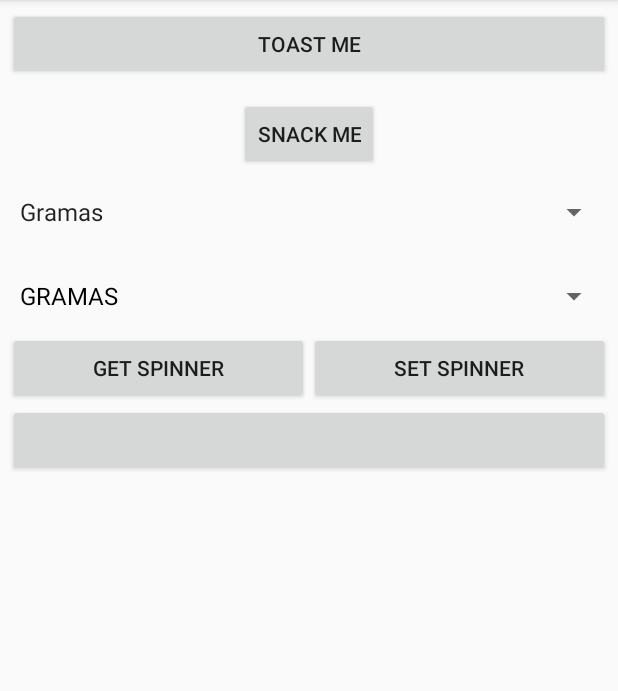
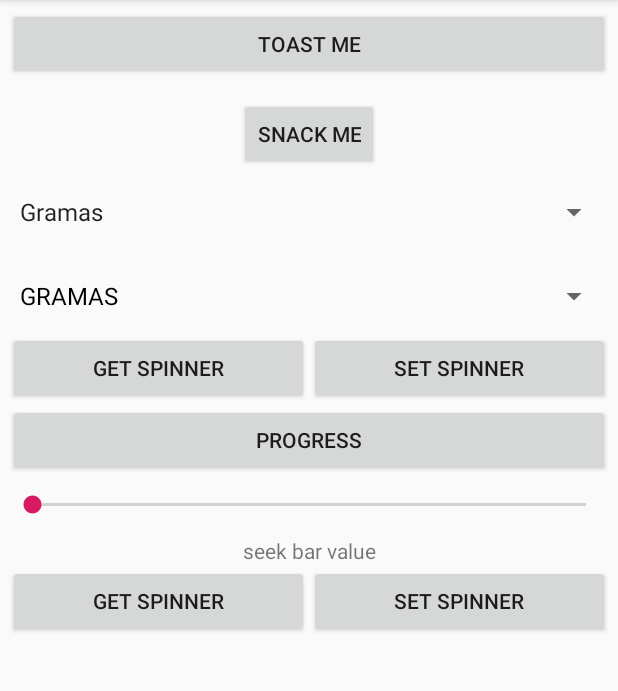
Before and after one commit to pedrvaldir/componentsKotlin, an Android app: the screen it shows after launch (MainActivity), on a phone screen of 412 x 824 dp, the part 84-775 px from its top. Run offline under Robolectric (Android 15) with nearby library versions, the phone set to English and light mode, and no system bars.

Commit message:
create component seekbar

```diff
--- a/app/src/main/java/moviedbcom/valdir/componentes/MainActivity.kt
+++ b/app/src/main/java/moviedbcom/valdir/componentes/MainActivity.kt
@@ -8,14 +8,11 @@ import android.support.design.widget.Snackbar
 import android.support.v4.content.ContextCompat
 import android.view.LayoutInflater
 import android.view.View
-import android.widget.AdapterView
-import android.widget.ArrayAdapter
-import android.widget.TextView
-import android.widget.Toast
+import android.widget.*
 import kotlinx.android.synthetic.main.activity_main.*
 
-class MainActivity : AppCompatActivity(), View.OnClickListener, AdapterView.OnItemSelectedListener {
-
+class MainActivity : AppCompatActivity(), View.OnClickListener, AdapterView.OnItemSelectedListener,
+    SeekBar.OnSeekBarChangeListener {
 
     override fun onCreate(savedInstanceState: Bundle?) {
         super.onCreate(savedInstanceState)
@@ -49,9 +46,9 @@ class MainActivity : AppCompatActivity(), View.OnClickListener, AdapterView.OnIt
             textView.text = "Toast Notification"
 
             toast.show()
-        }else if(id == R.id.buttonSnackMe){
+        } else if (id == R.id.buttonSnackMe) {
             //View ficar em cima da layout constraintLayout
-            val snack  = Snackbar.make(constraintLayout, "Snack bar notification", Snackbar.LENGTH_SHORT)
+            val snack = Snackbar.make(constraintLayout, "Snack bar notification", Snackbar.LENGTH_SHORT)
 
             //  Cor do texto
             snack.view.findViewById<TextView>(android.support.design.R.id.snackbar_text).setTextColor(Color.YELLOW)
@@ -74,13 +71,13 @@ class MainActivity : AppCompatActivity(), View.OnClickListener, AdapterView.OnIt
             snack.show()
 
 
-        }else if(id ==  R.id.buttonGetSpinner){
+        } else if (id == R.id.buttonGetSpinner) {
             //val value = spinnerDynamic.selectedItem.toString()
-            val value  = spinnerDynamic.selectedItemPosition.toString()
+            val value = spinnerDynamic.selectedItemPosition.toString()
             Toast.makeText(this, value, Toast.LENGTH_LONG).show()
-        }else if(id ==  R.id.buttonSetSpinner){
+        } else if (id == R.id.buttonSetSpinner) {
             spinner.setSelection(3)
-        }else if(id == R.id.buttonProgress){
+        } else if (id == R.id.buttonProgress) {
             val progress: ProgressDialog = ProgressDialog(this)
             progress.setTitle("titulo")
             progress.setMessage("mensagem")
@@ -88,6 +85,11 @@ class MainActivity : AppCompatActivity(), View.OnClickListener, AdapterView.OnIt
 
             // progress.hide()
             //progress.dismiss()
+        } else if (id == R.id.buttonGetSeek) {
+             val value =   seekValue.progress.toString()
+            Toast.makeText(this, value, Toast.LENGTH_LONG).show()
+        } else if (id == R.id.buttonSetSeek) {
+            seekValue.progress = 10
         }
     }
 
@@ -96,16 +98,38 @@ class MainActivity : AppCompatActivity(), View.OnClickListener, AdapterView.OnIt
         buttonSnackMe.setOnClickListener(this)
         buttonGetSpinner.setOnClickListener(this)
         buttonSetSpinner.setOnClickListener(this)
+        buttonProgress.setOnClickListener(this)
+        buttonGetSeek.setOnClickListener(this)
+        buttonSetSeek.setOnClickListener(this)
+        spinnerDynamic.onItemSelectedListener = this
 
-        spinnerDynamic.onItemSelectedListener = this
+        seekValue.setOnSeekBarChangeListener(this)
+
     }
 
-    override fun onNothingSelected(parent: AdapterView<*>?) {
-        TODO("not implemented") //To change body of created functions use File | Settings | File Templates.
+    override fun onProgressChanged(seekBar: SeekBar, progress: Int, fromUser: Boolean) {
+        val id = seekBar.id
+        if (id == R.id.seekValue){
+            textSeekValue.text = progress.toString()
+        }
     }
 
-    override fun onItemSelected(parent: AdapterView<*>, view: View?, position: Int, id: Long) {
-        val value: String = parent.getItemAtPosition(position).toString()
-        Toast.makeText(this, value, Toast.LENGTH_LONG).show()
+    override fun onStartTrackingTouch(seekBar: SeekBar) {
+    }
+
+    override fun onStopTrackingTouch(seekBar: SeekBar) {
+    }
+
+
+    override fun onNothingSelected(parent: AdapterView<*>) {
+    }
+
+    override fun onItemSelected(parent: AdapterView<*>, view: View, position: Int, id: Long) {
+        val id = view.id
+        if (id == R.id.spinnerDynamic){
+            val value: String = parent.getItemAtPosition(position).toString()
+            Toast.makeText(this, value, Toast.LENGTH_LONG).show()
+        }
+
     }
 }
--- a/app/src/main/res/layout/activity_main.xml
+++ b/app/src/main/res/layout/activity_main.xml
@@ -80,9 +80,58 @@
             android:layout_width="0dp"
             android:layout_weight="1"
             android:layout_height="wrap_content"
-            android:text=""
+            android:text="Progress"
             app:layout_constraintLeft_toLeftOf="parent"
             app:layout_constraintRight_toRightOf="parent"
-        app:layout_constraintTop_toBottomOf="@+id/linearLayoutSpinner"/>
+            app:layout_constraintTop_toBottomOf="@+id/linearLayoutSpinner"/>
+
+    <SeekBar
+            android:id="@+id/seekValue"
+            android:layout_width="0dp"
+             android:layout_height="wrap_content"
+             android:layout_marginTop="10dp"
+             android:max="20"
+             app:layout_constraintTop_toBottomOf="@+id/buttonProgress"
+             app:layout_constraintLeft_toLeftOf="parent"
+             app:layout_constraintRight_toRightOf="parent"/>
+
+    <TextView
+            android:gravity="center"
+            android:id="@+id/textSeekValue"
+            android:layout_width="0dp"
+            android:layout_height="wrap_content"
+            app:layout_constraintLeft_toLeftOf="parent"
+            app:layout_constraintRight_toRightOf="parent"
+            app:layout_constraintTop_toBottomOf="@+id/seekValue"
+            android:layout_marginTop="12dp"
+            app:layout_constraintHorizontal_bias="0.0"
+            android:text="seek bar value"/>
+
+    <LinearLayout
+            android:id="@+id/linearLayoutSeek"
+            android:layout_width="0dp"
+            android:layout_height="wrap_content"
+            android:orientation="horizontal"
+            app:layout_constraintTop_toBottomOf="@+id/textSeekValue"
+            app:layout_constraintStart_toStartOf="parent"
+            app:layout_constraintEnd_toEndOf="parent">
+
+        <Button
+                android:id="@+id/buttonGetSeek"
+                android:layout_width="0dp"
+                android:layout_weight="1"
+                android:layout_height="wrap_content"
+                android:text="Get Spinner"
+                app:layout_constraintLeft_toLeftOf="parent"
+                app:layout_constraintRight_toRightOf="parent"/>
+        <Button
+                android:id="@+id/buttonSetSeek"
+                android:layout_width="0dp"
+                android:layout_weight="1"
+                android:layout_height="wrap_content"
+                android:text="Set Spinner"
+                app:layout_constraintLeft_toLeftOf="parent"
+                app:layout_constraintRight_toRightOf="parent"/>
+    </LinearLayout>
 
 </android.support.constraint.ConstraintLayout>
```
